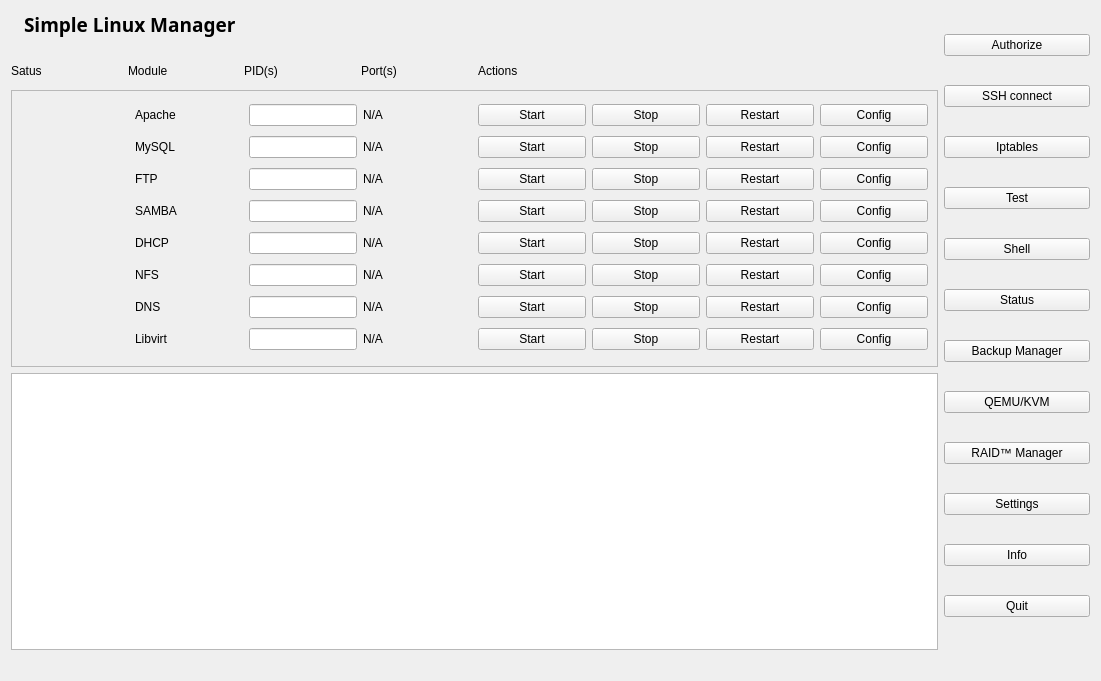
Above: main_widget.ui from kubekpop/slm before the change. Below: the same form after it.
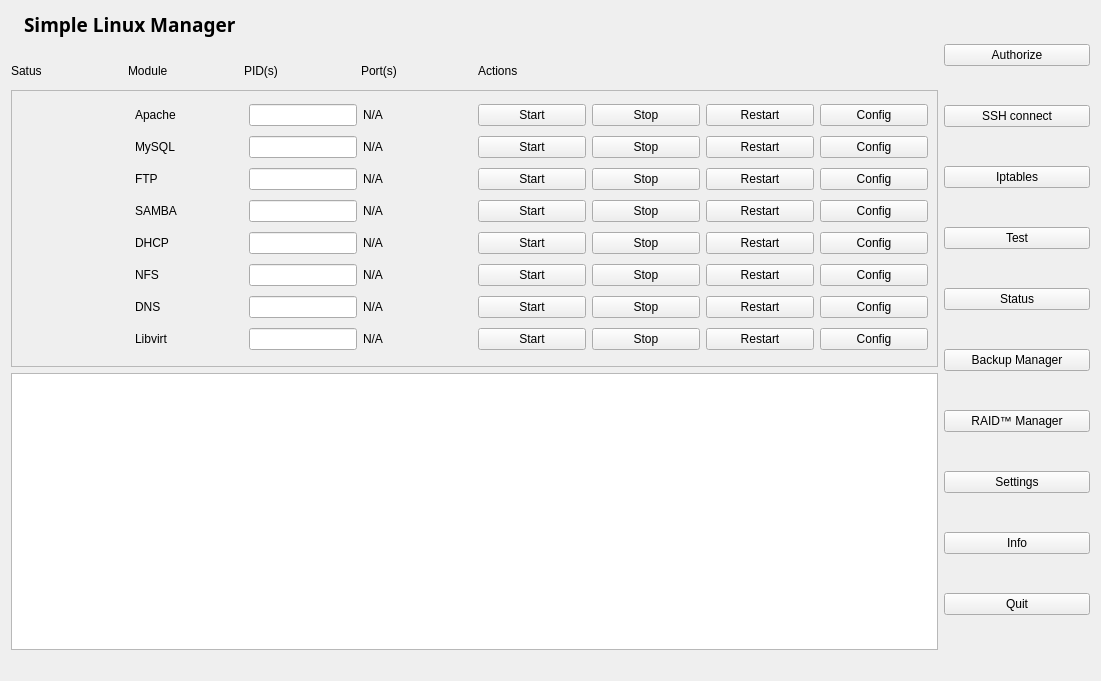
That is the form after the change. Icons and pictures are not drawn.

Commit message: qemu/kvm and dns windows added, firewall commands prototype

Patch:
```diff
--- a/main_widget.ui
+++ b/main_widget.ui
@@ -53,13 +53,6 @@
          </property>
         </widget>
        </item>
-       <item>
-        <widget class="QPushButton" name="shell">
-         <property name="text">
-          <string>Shell</string>
-         </property>
-        </widget>
-       </item>
        <item>
         <widget class="QPushButton" name="status_button">
          <property name="text">
@@ -74,13 +67,6 @@
          </property>
         </widget>
        </item>
-       <item>
-        <widget class="QPushButton" name="kvm_button">
-         <property name="text">
-          <string>QEMU/KVM</string>
-         </property>
-        </widget>
-       </item>
        <item>
         <widget class="QPushButton" name="raid_manager">
          <property name="text">
```
Left out of the diff: 4 changed lines with no effect on the pictures. The commit also changes 7 other files.
